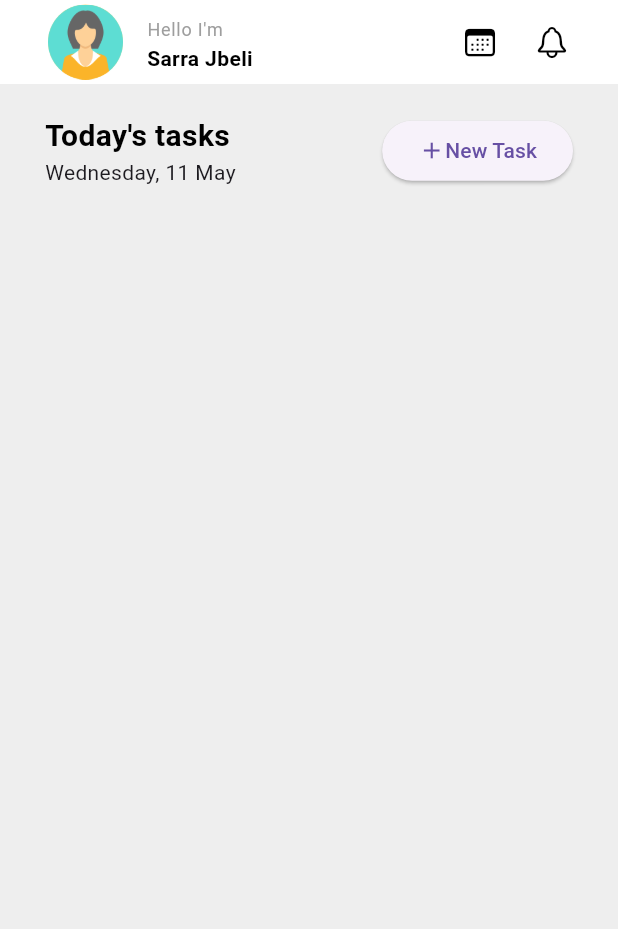
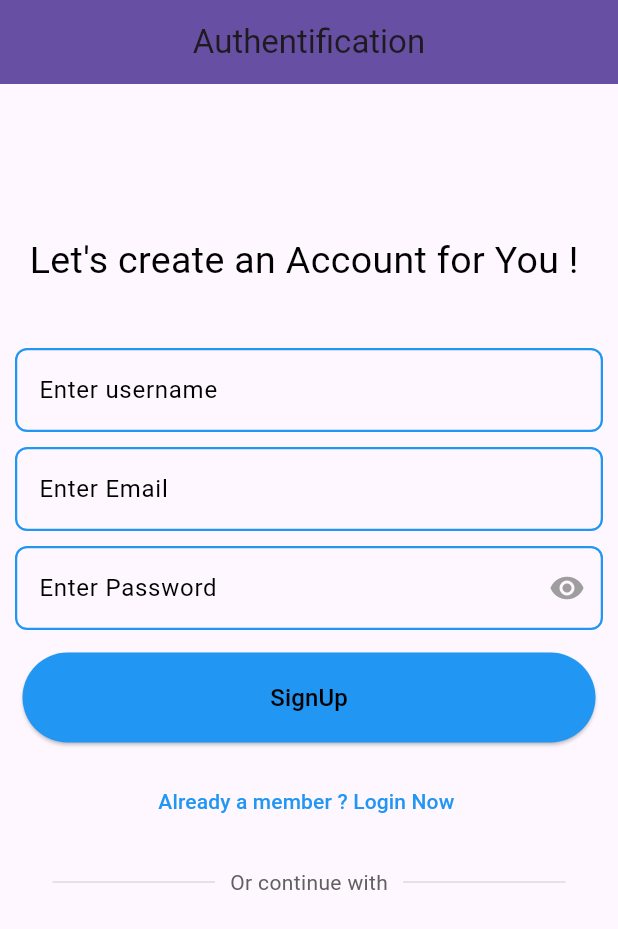
Before and after one commit to sarahdjebali/ToDo, a Flutter app: the screen it shows after launch, on a phone screen of 412 x 824 dp. Shown: the top 929 px of the screen. Run offline on Flutter 3.47's test engine with Material 3 defaults, Android fonts, the phone set to English and light mode, and no system bars; our stand-ins replace cloud_firestore, firebase_auth, firebase_core, flutter_riverpod; missing offline and left inert: dart:ffi; accounts and stored records are empty.

Commit message:
adding auth and forget pass

```diff
--- /dev/null
+++ b/lib/auth/authform.dart
@@ -0,0 +1,343 @@
+import 'package:firebase_auth/firebase_auth.dart';
+import 'package:flutter/material.dart';
+import 'package:todo_project/View/home_page.dart';
+
+import 'forgot_password.dart';
+
+class AuthForm extends StatefulWidget {
+  const AuthForm({Key? key}) : super(key: key);
+
+  @override
+  _AuthFormState createState() => _AuthFormState();
+}
+
+class _AuthFormState extends State<AuthForm> {
+  final _formkey = GlobalKey<FormState>();
+  var _email = '';
+  var _password = '';
+  var _username = '';
+  bool isLoginPage = false;
+  bool isLoading = false;
+  bool _isObscure = true;
+
+  void startAuthentication() async {
+    setState(() {
+      isLoading = true;
+    });
+
+    final formState = _formkey.currentState;
+    if (formState != null) {
+      final validity = formState.validate();
+      FocusScope.of(context).unfocus();
+      if (validity) {
+        formState.save();
+        await submitForm(_email, _password, _username);
+      }
+    }
+
+    setState(() {
+      isLoading = false;
+    });
+  }
+
+  Future<void> submitForm(
+      String email, String password, String username) async {
+    final auth = FirebaseAuth.instance;
+    try {
+      if (isLoginPage) {
+        await auth.signInWithEmailAndPassword(email: email, password: password);
+      } else {
+        await auth.createUserWithEmailAndPassword(
+            email: email, password: password);
+      }
+
+      Navigator.pushReplacement(
+        context,
+        MaterialPageRoute(builder: (context) =>  HomePage()),
+      );
+    } catch (err) {
+      ScaffoldMessenger.of(context).showSnackBar(
+        SnackBar(
+          content: Text(err.toString()),
+          duration:
+          const Duration(seconds: 3),
+        ),
+      );
+    }
+  }
+
+  @override
+  Widget build(BuildContext context) {
+    return Container(
+      height: MediaQuery.of(context).size.height,
+      width: MediaQuery.of(context).size.width,
+      child: Stack(
+        children: [
+          ListView(
+            children: [
+              const SizedBox(height: 100),
+              Center(
+                child: Container(
+                  child: isLoginPage
+                      ? const Text("Welcome Back ! ",
+                      style: TextStyle(fontSize: 25, color: Colors.black))
+                      : const Text("Let's create an Account for You ! ",
+                      style: TextStyle(fontSize: 25, color: Colors.black)),
+                ),
+              ),
+              const SizedBox(height: 30),
+              Container(
+                padding: const EdgeInsets.only(left: 10, right: 10, top: 10),
+                child: Form(
+                  key: _formkey,
+                  child: Column(
+                    mainAxisAlignment: MainAxisAlignment.center,
+                    children: [
+                      if (!isLoginPage)
+                        TextFormField(
+                          keyboardType: TextInputType.emailAddress,
+                          key: const ValueKey('username'),
+                          validator: (value) {
+                            if (value?.isEmpty ?? true) {
+                              return 'Incorrect username';
+                            }
+                            return null;
+                          },
+                          onSaved: (value) {
+                            _username = value ?? '';
+                          },
+                          style: const TextStyle(color: Colors.black),
+                          decoration: InputDecoration(
+                            enabledBorder: OutlineInputBorder(
+                              borderSide: const BorderSide(
+                                  color: Colors.blue, width: 1.5),
+                              borderRadius: BorderRadius.circular(8.0),
+                            ),
+                            focusedBorder: OutlineInputBorder(
+                              borderSide: const BorderSide(
+                                  color: Color(0xFFDBFFB7), width: 1.5),
+                              borderRadius: BorderRadius.circular(8.0),
+                            ),
+                            errorBorder: OutlineInputBorder(
+                              borderSide: const BorderSide(
+                                  color: Colors.red, width: 1.5),
+                              borderRadius: BorderRadius.circular(8.0),
+                            ),
+                            disabledBorder: OutlineInputBorder(
+                              borderSide: const BorderSide(
+                                  color: Color(0xFFDBFFB7), width: 1.5),
+                              borderRadius: BorderRadius.circular(8.0),
+                            ),
+                            labelText: "Enter username ",
+                            labelStyle: const TextStyle(
+                                fontFamily: 'roboto', color: Colors.black),
+                          ),
+                        ),
+                      const SizedBox(height: 10),
+                      TextFormField(
+                        keyboardType: TextInputType.emailAddress,
+                        key: const ValueKey('email'),
+                        validator: (value) {
+                          if (value?.isEmpty ??
+                              true || !(value?.contains('@') ?? false)) {
+                            return 'Incorrect Email';
+                          }
+                          return null;
+                        },
+                        onSaved: (value) {
+                          _email = value ?? '';
+                        },
+                        style: const TextStyle(color: Colors.black),
+                        decoration: InputDecoration(
+                          enabledBorder: OutlineInputBorder(
+                            borderSide: const BorderSide(
+                                color: Colors.blue, width: 1.5),
+                            borderRadius: BorderRadius.circular(8.0),
+                          ),
+                          focusedBorder: OutlineInputBorder(
+                            borderSide: const BorderSide(
+                                color: Color(0xFFDBFFB7), width: 1.5),
+                            borderRadius: BorderRadius.circular(8.0),
+                          ),
+                          errorBorder: OutlineInputBorder(
+                            borderSide:
+                            const BorderSide(color: Colors.red, width: 1.5),
+                            borderRadius: BorderRadius.circular(8.0),
+                          ),
+                          disabledBorder: OutlineInputBorder(
+                            borderSide: const BorderSide(
+                                color: Color(0xFFDBFFB7), width: 1.5),
+                            borderRadius: BorderRadius.circular(8.0),
+                          ),
+                          labelText: "Enter Email",
+                          labelStyle: const TextStyle(
+                              fontFamily: 'roboto', color: Colors.black),
+                        ),
+                      ),
+                      const SizedBox(height: 10),
+                      TextFormField(
+                        obscureText: _isObscure,
+                        // Use the state to toggle password visibility
+                        keyboardType: TextInputType.visiblePassword,
+                        key: const ValueKey('password'),
+                        validator: (value) {
+                          if (value?.isEmpty ?? true) {
+                            return 'Incorrect password';
+                          }
+                          return null;
+                        },
+                        onSaved: (value) {
+                          _password = value ?? '';
+                        },
+                        style: const TextStyle(color: Colors.black),
+                        decoration: InputDecoration(
+                          enabledBorder: OutlineInputBorder(
+                            borderSide: const BorderSide(
+                                color: Colors.blue, width: 1.5),
+                            borderRadius: BorderRadius.circular(8.0),
+                          ),
+                          focusedBorder: OutlineInputBorder(
+                            borderSide: const BorderSide(
+                                color: Color(0xFFDBFFB7), width: 1.5),
+                            borderRadius: BorderRadius.circular(8.0),
+                          ),
+                          errorBorder: OutlineInputBorder(
+                            borderSide:
+                            const BorderSide(color: Colors.red, width: 1.5),
+                            borderRadius: BorderRadius.circular(8.0),
+                          ),
+                          disabledBorder: OutlineInputBorder(
+                            borderSide: const BorderSide(
+                                color: Color(0xFFDBFFB7), width: 1.5),
+                            borderRadius: BorderRadius.circular(8.0),
+                          ),
+                          labelText: "Enter Password",
+                          labelStyle: const TextStyle(
+                              fontFamily: 'roboto', color: Colors.black),
+                          suffixIcon: IconButton(
+                            onPressed: () {
+                              setState(() {
+                                _isObscure =
+                                !_isObscure; // Toggle password visibility
+                              });
+                            },
+                            icon: Icon(
+                              _isObscure
+                                  ? Icons.visibility
+                                  : Icons.visibility_off,
+                              // Change icon based on password visibility state
+                              color: Colors.grey,
+                            ),
+                          ),
+                        ),
+                      ),
+                      const SizedBox(height: 10),
+                      Container(
+                        padding: const EdgeInsets.all(5),
+                        height: 70,
+                        width: double.infinity,
+                        child: ElevatedButton(
+                          style: ElevatedButton.styleFrom(
+                              backgroundColor: Colors.blue),
+                          onPressed: () {
+                            startAuthentication();
+                          },
+                          child: isLoginPage
+                              ? const Text(
+                            "Login",
+                            style: TextStyle(
+                                fontSize: 16, color: Colors.black),
+                          )
+                              : const Text(
+                            "SignUp",
+                            style: TextStyle(
+                                fontSize: 16, color: Colors.black),
+                          ),
+                        ),
+                      ),
+                      const SizedBox(height: 10),
+                      TextButton(
+                        onPressed: () {
+                          setState(() {
+                            isLoginPage = !isLoginPage;
+                          });
+                        },
+                        child: isLoginPage
+                            ? const Text("Not a member  ? Register Now ",
+                            style: TextStyle(color: Colors.blue))
+                            : const Text("Already a member ? Login Now ",
+                            style: TextStyle(color: Colors.blue)),
+                      ),
+                      Visibility(
+                        visible: isLoginPage,
+                        child: InkWell(
+                          onTap: () {
+                            Navigator.push(
+                                context,
+                                MaterialPageRoute(
+                                    builder: (context) =>
+                                    const forgetPasword()));
+                          },
+                          child: const Text(
+                            'Forget Password ?',
+                            style: TextStyle(
+                              fontFamily: 'Montserrat',
+                              fontWeight: FontWeight.w900,
+                              color: Colors.blue,
+                              fontSize: 15,
+                            ),
+                          ),
+                        ),
+                      ),
+                      const SizedBox(height: 20),
+                      Padding(
+                        padding: const EdgeInsets.symmetric(horizontal: 25.0),
+                        child: Row(
+                          children: [
+                            Expanded(
+                              child: Divider(
+                                thickness: 0.5,
+                                color: Colors.grey[400],
+                              ),
+                            ),
+                            Padding(
+                              padding:
+                              const EdgeInsets.symmetric(horizontal: 10.0),
+                              child: Text(
+                                'Or continue with',
+                                style: TextStyle(color: Colors.grey[700]),
+                              ),
+                            ),
+                            Expanded(
+                              child: Divider(
+                                thickness: 0.5,
+                                color: Colors.grey[400],
+                              ),
+                            ),
+                          ],
+                        ),
+                      ),
+                      const SizedBox(height: 50),
+                      Row(
+                        mainAxisAlignment: MainAxisAlignment.center,
+                        children: [
+                          // google button
+
+                        ],
+                      ),
+                      const SizedBox(height: 50),
+                    ],
+                  ),
+                ),
+              ),
+            ],
+          ),
+          if (isLoading)
+            const Center(
+              child: CircularProgressIndicator(),
+            ),
+        ],
+      ),
+    );
+  }
+}
--- /dev/null
+++ b/lib/auth/authscreen.dart
@@ -0,0 +1,18 @@
+import 'package:flutter/material.dart';
+import 'authform.dart';
+class AuthScreen extends StatefulWidget {
+  const AuthScreen({super.key});
+
+  @override
+  State<AuthScreen> createState() => _AuthScreenState();
+}
+
+class _AuthScreenState extends State<AuthScreen> {
+  @override
+  Widget build(BuildContext context) {
+    return Scaffold(
+      appBar: AppBar(title: const Center(child: Text('Authentification')),backgroundColor: Theme.of(context).primaryColor,),
+      body:const AuthForm()   ,
+    );
+  }
+}
--- a/lib/main.dart
+++ b/lib/main.dart
@@ -1,6 +1,7 @@
 import 'package:flutter/cupertino.dart';
 import 'package:flutter/material.dart';
 import 'package:flutter_riverpod/flutter_riverpod.dart';
+import 'package:todo_project/auth/authscreen.dart';
 import 'package:todo_project/widget/card_todo_widget.dart';
 import 'View/home_page.dart';
 import 'common/show.dart';
@@ -14,7 +15,7 @@ void main() async{
       child: MaterialApp(
         debugShowCheckedModeBanner: false,
         theme: ThemeData(),
-        home:  HomePage(),
+        home:  AuthScreen(),
       ),
     ),
   );
--- a/pubspec.yaml
+++ b/pubspec.yaml
@@ -32,6 +32,7 @@ dependencies:
   firebase_core: ^2.11.0
   flutter:
     sdk: flutter
+  firebase_auth:
 
 
   # The following adds the Cupertino Icons font to your application.
```
Also changed, not shown: lib/View/home_page.dart (+19 -2 lines), lib/auth/forgot_password.dart (added, +105 -0 lines), pubspec.lock, 1 other file.
